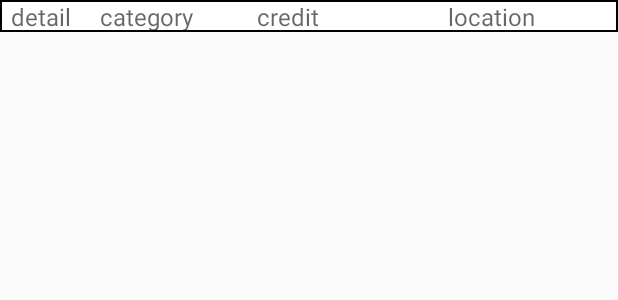
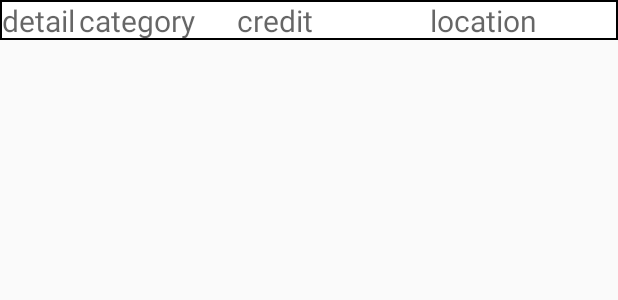
Before and after one commit to xim3739/HouseHolderProject, an Android app: the layout recyclerview_list_item_holder.xml on its own in the app's theme, with its tools: preview values and no code run, on a phone screen of 412 x 824 dp. Shown: the top 300 px of the screen. Run offline under Robolectric (Android 15) with nearby library versions, the light colour scheme and no system bars.

Commit message:
Complete RecyclerView Proceeding MapView

```diff
--- a/app/build.gradle
+++ b/app/build.gradle
@@ -35,6 +35,7 @@ dependencies {
     implementation 'com.daimajia.swipelayout:library:1.2.0@aar'
     implementation 'com.google.android.material:material:1.0.0'
     implementation 'com.github.PhilJay:MpAndroidChart:v3.0.3'
+    implementation 'androidx.recyclerview:recyclerview:1.0.0'
     testImplementation 'junit:junit:4.12'
     androidTestImplementation 'androidx.test.ext:junit:1.1.1'
     androidTestImplementation 'androidx.test.espresso:espresso-core:3.2.0'
--- a/app/src/main/AndroidManifest.xml
+++ b/app/src/main/AndroidManifest.xml
@@ -30,6 +30,10 @@
             </intent-filter>
         </activity>
 
+        <activity android:name=".intentview.MapViewActivity"
+            android:label="map">
+        </activity>
+
         <receiver android:name=".receiver.SmsReceiver"
             android:label="Sms"
             android:enabled="true"
--- a/app/src/main/res/layout/recyclerview_list_item_holder.xml
+++ b/app/src/main/res/layout/recyclerview_list_item_holder.xml
@@ -7,38 +7,39 @@
 
     <TextView
         android:id="@+id/textViewDetail"
-        android:layout_width="wrap_content"
+        android:layout_width="0dp"
         android:layout_height="wrap_content"
-        android:textSize="16sp"
+        android:textSize="20sp"
         android:hint="detail"
         android:gravity="center"
-        android:layout_weight="0.25"/>
+        android:layout_weight="0.5" />
 
     <TextView
         android:id="@+id/textViewCategory"
-        android:layout_width="wrap_content"
+        android:layout_width="0dp"
         android:layout_height="wrap_content"
-        android:textSize="16sp"
+        android:textSize="20sp"
         android:hint="category"
         android:gravity="center"
-        android:layout_weight="0.35"/>
+        android:layout_weight="0.8" />
 
     <TextView
         android:id="@+id/textViewCredit"
-        android:layout_width="wrap_content"
+        android:layout_width="0dp"
         android:layout_height="wrap_content"
-        android:textSize="16sp"
+        android:textSize="20sp"
         android:hint="credit"
         android:gravity="center"
-        android:layout_weight="1"/>
+        android:layout_weight="1" />
 
     <TextView
         android:id="@+id/textViewLocation"
-        android:layout_width="wrap_content"
+        android:layout_width="0dp"
         android:layout_height="wrap_content"
-        android:textSize="16sp"
+        android:textSize="20sp"
         android:hint="location"
         android:gravity="center"
-        android:layout_weight="1.75"/>
+        android:layout_weight="1.75"
+        android:ellipsize="end"/>
 
 </LinearLayout>
```
Also changed, not shown: app/src/main/java/com/example/householderproject/MainActivity.java (+11 -8 lines), app/src/main/java/com/example/householderproject/adapter/RecyclerViewAdapter.java (+129 -2 lines), app/src/main/java/com/example/householderproject/fragment/Fragment3.java (+62 -10 lines), app/src/main/java/com/example/householderproject/intentview/MapViewActivity.java (added, +17 -0 lines), app/src/main/res/layout/activity_map_view.xml (added, +12 -0 lines), app/src/main/res/layout/fragment3.xml (+15 -14 lines).
